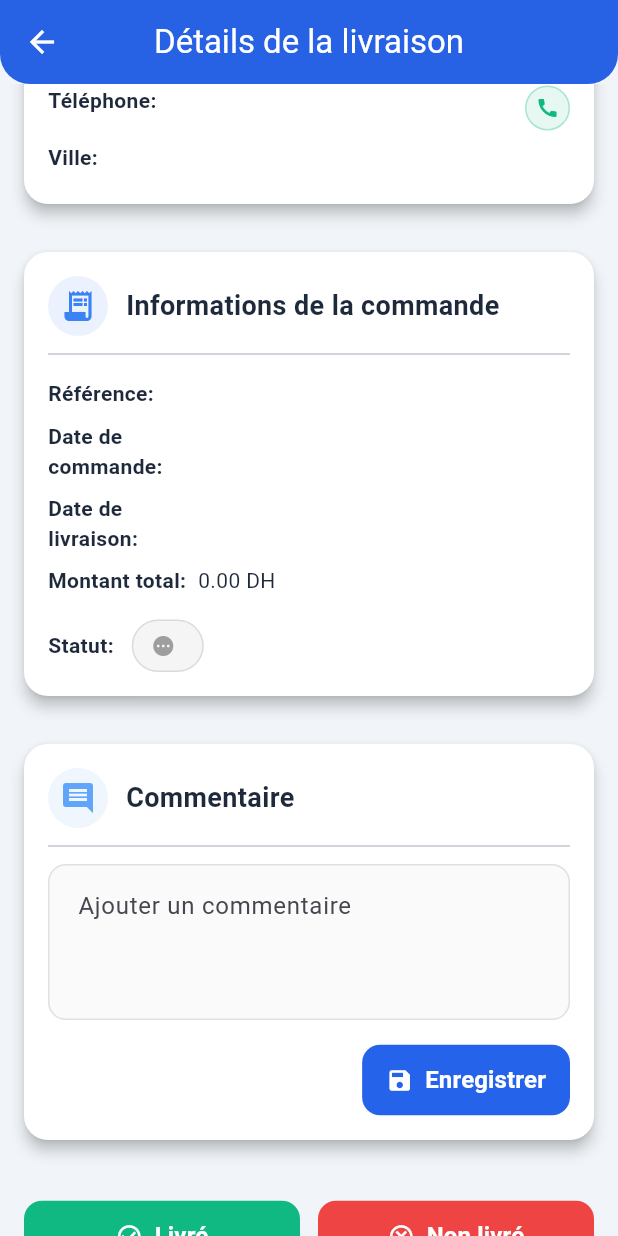
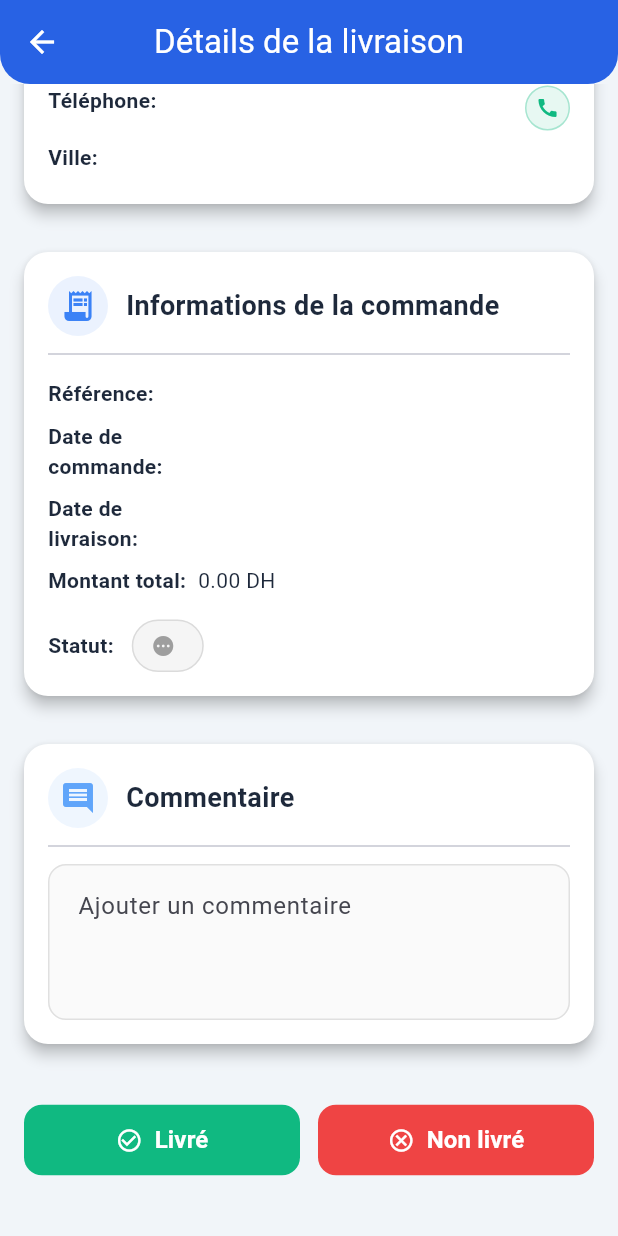
Before and after one commit to achraaf9/livreur-9-04-2025-, a Flutter app: the DeliveryDetailsScreen screen opened directly with empty values, scrolled down 165 dp, on a phone screen of 412 x 824 dp. Run offline on Flutter 3.47's test engine with Material 3 defaults, Android fonts, the light colour scheme and no system bars; our stand-ins replace fl_chart, permission_handler, shared_preferences; accounts and stored records are empty.

Commit message:
Premier commit

```diff
--- a/lib/screens/delivery_details_screen.dart
+++ b/lib/screens/delivery_details_screen.dart
@@ -453,34 +453,6 @@ class _DeliveryDetailsScreenState extends State<DeliveryDetailsScreen> {
                             ),
                             maxLines: 3,
                           ),
-                          const SizedBox(height: 16),
-                          Align(
-                            alignment: Alignment.centerRight,
-                            child: ElevatedButton.icon(
-                              onPressed: () {
-                                if (_commentaireController.text.isNotEmpty) {
-                                  // Sauvegarder le commentaire ici
-                                  ScaffoldMessenger.of(context).showSnackBar(
-                                    const SnackBar(
-                                      content: Text('Commentaire enregistré'),
-                                      backgroundColor: AppTheme.successColor,
-                                    ),
-                                  );
-                                }
-                              },
-                              icon: const Icon(Icons.save),
-                              label: const Text('Enregistrer'),
-                              style: ElevatedButton.styleFrom(
-                                backgroundColor: AppTheme.primaryColor,
-                                foregroundColor: Colors.white,
-                                elevation: 0,
-                                padding: const EdgeInsets.symmetric(horizontal: 16, vertical: 12),
-                                shape: RoundedRectangleBorder(
-                                  borderRadius: BorderRadius.circular(AppTheme.buttonRadius),
-                                ),
-                              ),
-                            ),
-                          ),
                         ],
                       ),
                     ),
```
Also changed, not shown: lib/screens/home_screen.dart (+30 -12 lines), pubspec.yaml (+23 -0 lines), assets/icons/icons8-livraison-réussie-50 (1).png (added), pubspec.lock, 50 other files.
